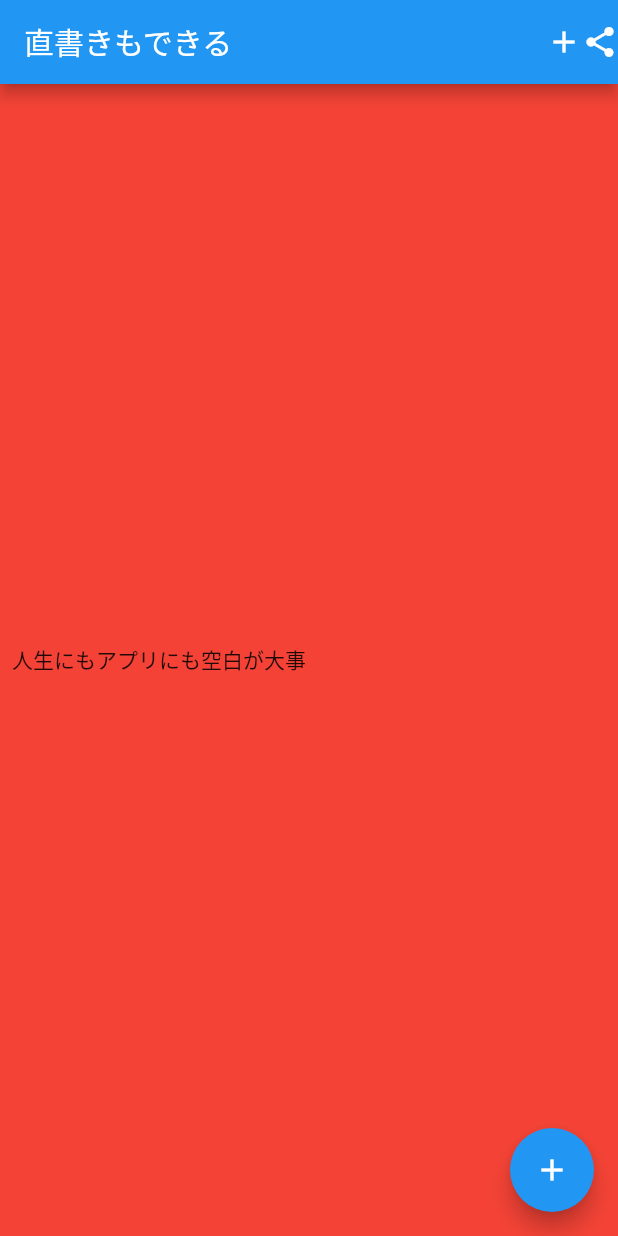
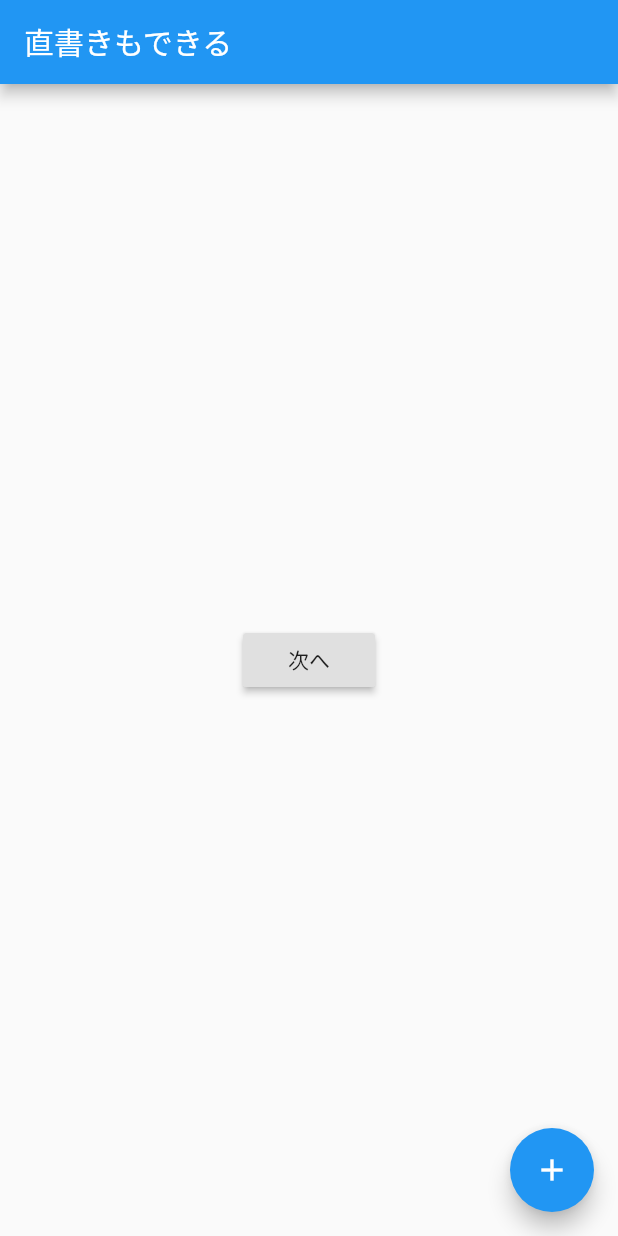
Before and after one commit to t-sakurai816/flutter-demo, a Flutter app: the screen it shows after launch, on a phone screen of 412 x 824 dp. Run offline on Flutter 3.47's test engine with Material 2 defaults, Android fonts, the phone set to English and light mode, and no system bars.

Commit message:
画面遷移の練習-start!

```diff
--- a/lib/main.dart
+++ b/lib/main.dart
@@ -41,21 +41,15 @@ class _MyHomePageState extends State<MyHomePage> {
   Widget build(BuildContext context) {
     return Scaffold(
       appBar: AppBar(
-          title: Text("直書きもできる"),
-          actions: <Widget>[Icon(Icons.add), Icon(Icons.share)]),
-      body: Container(
-        height: double.infinity, //全体
-        color: Colors.red,
-        child: Padding(
-          padding: const EdgeInsets.all(8.0),
-          child: Row(
-            children: <Widget>[
-              Text(
-                '人生にもアプリにも',//最後に , をつけるとこのように改行される
-              ),
-              Text('空白が大事'),
-            ],
-          ),
+        title: Text("直書きもできる"),
+      ),
+      body: Center(
+        child: RaisedButton(
+          child: Text('次へ'),
+          onPressed: (){
+            //ここに押したら反応するコードを書く
+            //画面遷移のコードを書く
+          },
         ),
       ),
       floatingActionButton: FloatingActionButton(
```
